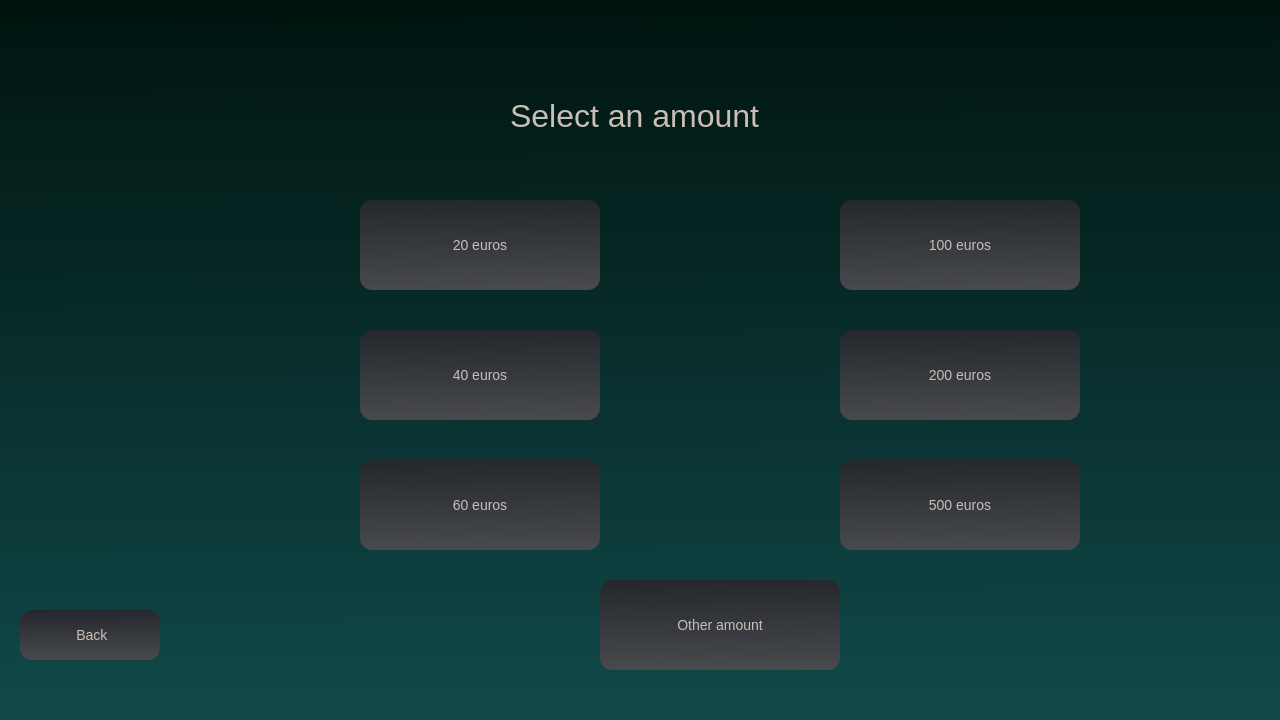
First picture: the form in frontend/creditwindow.ui, repository t1rate01/ATM_groupproject, before the edit.
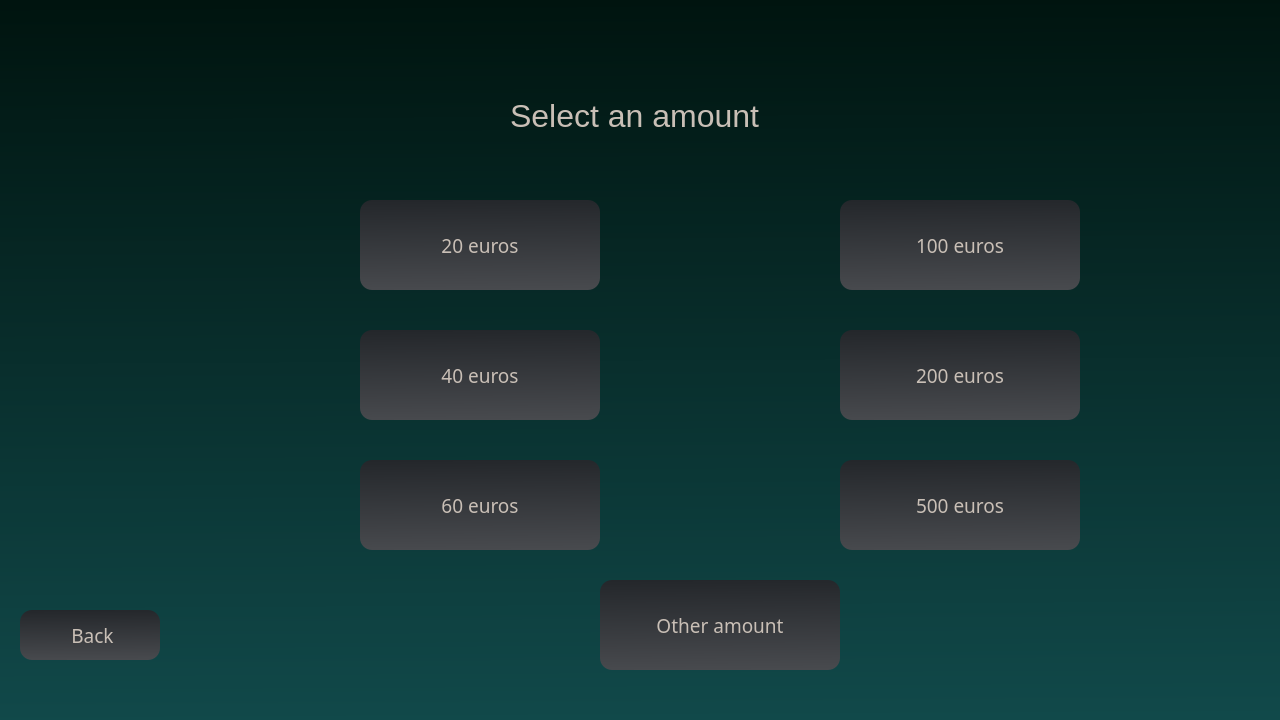
Second picture: the form after the edit.

```diff
--- a/frontend/creditwindow.ui
+++ b/frontend/creditwindow.ui
@@ -22,6 +22,12 @@
     <height>720</height>
    </size>
   </property>
+  <property name="font">
+   <font>
+    <family>Century Gothic</family>
+    <pointsize>14</pointsize>
+   </font>
+  </property>
   <property name="windowTitle">
    <string>MainWindow</string>
   </property>
@@ -35,7 +41,6 @@
 	border:0px solid black;
 	border-radius: 12px;
 	color: #c9bfb6;
-	font-size: 14px;
 }
 QLabel{
 	background-color: transparent;
@@ -70,7 +75,8 @@
     </property>
     <property name="font">
      <font>
-      <pointsize>-1</pointsize>
+      <family>Century Gothic</family>
+      <pointsize>14</pointsize>
      </font>
     </property>
     <property name="text">
@@ -88,7 +94,8 @@
     </property>
     <property name="font">
      <font>
-      <pointsize>-1</pointsize>
+      <family>Century Gothic</family>
+      <pointsize>14</pointsize>
      </font>
     </property>
     <property name="text">
@@ -106,7 +113,8 @@
     </property>
     <property name="font">
      <font>
-      <pointsize>-1</pointsize>
+      <family>Century Gothic</family>
+      <pointsize>14</pointsize>
      </font>
     </property>
     <property name="text">
@@ -124,7 +132,8 @@
     </property>
     <property name="font">
      <font>
-      <pointsize>-1</pointsize>
+      <family>Century Gothic</family>
+      <pointsize>14</pointsize>
      </font>
     </property>
     <property name="text">
@@ -142,7 +151,8 @@
     </property>
     <property name="font">
      <font>
-      <pointsize>-1</pointsize>
+      <family>Century Gothic</family>
+      <pointsize>14</pointsize>
      </font>
     </property>
     <property name="text">
@@ -160,7 +170,8 @@
     </property>
     <property name="font">
      <font>
-      <pointsize>-1</pointsize>
+      <family>Century Gothic</family>
+      <pointsize>14</pointsize>
      </font>
     </property>
     <property name="text">
@@ -196,7 +207,8 @@
     </property>
     <property name="font">
      <font>
-      <pointsize>-1</pointsize>
+      <family>Century Gothic</family>
+      <pointsize>14</pointsize>
      </font>
     </property>
     <property name="text">
@@ -250,7 +262,8 @@
     </property>
     <property name="font">
      <font>
-      <pointsize>-1</pointsize>
+      <family>Century Gothic</family>
+      <pointsize>14</pointsize>
      </font>
     </property>
     <property name="text">
```
